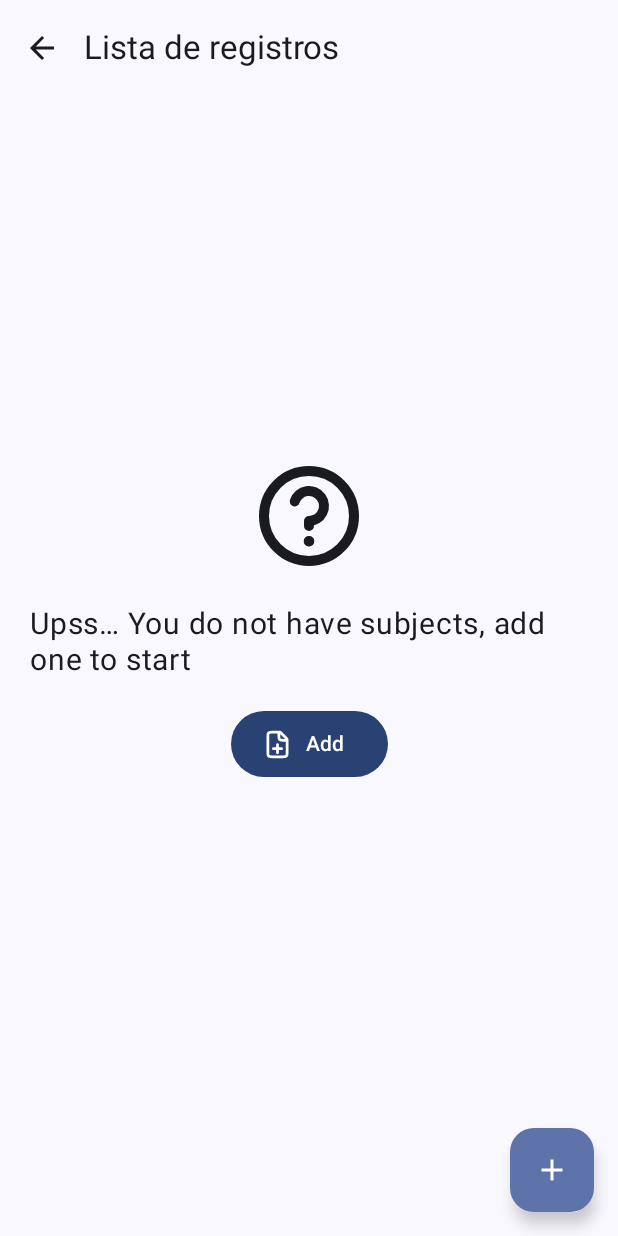
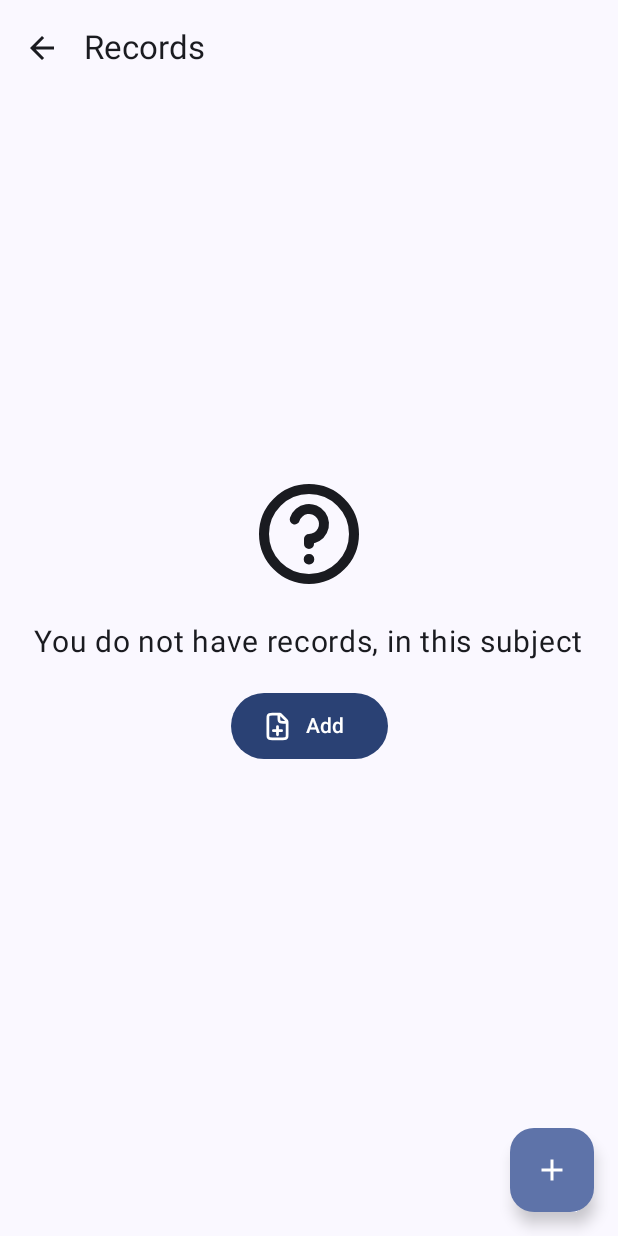
Before and after one commit to KevinAlexanderSoto/BookYouu-notesApp, an Android app built with Jetpack Compose: the RecordsMainScreen screen opened through its navigation route, on a phone screen of 412 x 824 dp. Run offline under Robolectric (Android 15) with nearby library versions, the phone set to English and light mode, and no system bars; our stand-ins replace Dagger/Hilt's generated code, Room's generated code.

Commit message:
feature: add copys and translations for all the app

```diff
--- a/app/src/main/java/com/kalex/bookyouu_notesapp/common/composables/EmptyScreen.kt
+++ b/app/src/main/java/com/kalex/bookyouu_notesapp/common/composables/EmptyScreen.kt
@@ -48,7 +48,7 @@ fun EmptyScreen(
                 contentDescription = "Add button",
                 modifier = Modifier.size(22.dp),
             )
-            Text(text = stringResource(R.string.subjectList_no_subjectsFount_ButtonText), modifier = Modifier.padding(8.dp, 2.dp))
+            Text(text = stringResource(R.string.subject_list_no_subjectsFount_ButtonText), modifier = Modifier.padding(8.dp, 2.dp))
         }
     }
 }
--- a/app/src/main/java/com/kalex/bookyouu_notesapp/navigation/topBar/TopBarTitleFactory.kt
+++ b/app/src/main/java/com/kalex/bookyouu_notesapp/navigation/topBar/TopBarTitleFactory.kt
@@ -1,5 +1,6 @@
 package com.kalex.bookyouu_notesapp.navigation.topBar
 
+import com.kalex.bookyouu_notesapp.R
 import com.kalex.bookyouu_notesapp.navigation.Route
 
 class TopBarTitleFactory {
@@ -7,16 +8,14 @@ class TopBarTitleFactory {
     fun getTopBarTitle(route: String?) =
         when (route) {
             Route.SUBJECT_FORM -> {
-                "Crear Subject" //TODO: Add strings resource
+                R.string.subject_form_topBar_title
             }
             Route.RECORDS_MAIN_SCREEN -> {
-                "Lista de registros"
+                R.string.record_mainScreen_topBar_title
             }
             Route.RECORDS_DETAIL_PARAM_SCREEN -> {
-                "Details"
+                R.string.record_detailScreen_topBar_title
             }
-            else -> {
-                ""
-            }
+            else -> { R.string.empty_topBar_title }
         }
 }
--- a/app/src/main/java/com/kalex/bookyouu_notesapp/navigation/topBar/TopNavigationBar.kt
+++ b/app/src/main/java/com/kalex/bookyouu_notesapp/navigation/topBar/TopNavigationBar.kt
@@ -1,5 +1,6 @@
 package com.kalex.bookyouu_notesapp.navigation.topBar
 
+import androidx.annotation.StringRes
 import androidx.compose.material.icons.Icons
 import androidx.compose.material.icons.filled.ArrowBack
 import androidx.compose.material3.ExperimentalMaterial3Api
@@ -8,15 +9,15 @@ import androidx.compose.material3.IconButton
 import androidx.compose.material3.Text
 import androidx.compose.material3.TopAppBar
 import androidx.compose.runtime.Composable
-import androidx.navigation.NavHostController
+import androidx.compose.ui.res.stringResource
 
 @OptIn(ExperimentalMaterial3Api::class)
 @Composable
-fun TopNavigationBar(onBackNavigation: () -> Unit, topBarTitle: String) {
+fun TopNavigationBar(onBackNavigation: () -> Unit, @StringRes topBarTitle: Int) {
     TopAppBar(
-        title = { Text(text = topBarTitle) },
+        title = { Text(text = stringResource(topBarTitle)) },
         navigationIcon = {
-            if (topBarTitle !== "") {
+            if (stringResource(topBarTitle) !== "") {
                 IconButton(
                     onClick = { onBackNavigation() },
                 ) {
--- a/app/src/main/java/com/kalex/bookyouu_notesapp/records/RecordsMainScreen.kt
+++ b/app/src/main/java/com/kalex/bookyouu_notesapp/records/RecordsMainScreen.kt
@@ -1,5 +1,8 @@
 package com.kalex.bookyouu_notesapp.records
 
+import android.content.Intent
+import android.net.Uri
+import android.provider.Settings
 import androidx.compose.foundation.layout.PaddingValues
 import androidx.compose.runtime.Composable
 import androidx.compose.runtime.LaunchedEffect
@@ -28,20 +31,27 @@ fun RecordsMainScreen(
     onRecordDetail: (id: Int) -> Unit,
     recordsViewModel: RecordsViewModel = hiltViewModel(),
 ) {
+    val context = LocalContext.current
+
     RequireCameraPermission(
         permission = recordsViewModel.permissionsList,
+        onPermissionDenied = {
+            context.startActivity(
+                Intent(Settings.ACTION_APPLICATION_DETAILS_SETTINGS).apply {
+                    data = Uri.fromParts("package", context.packageName, null)
+                },
+            )
+        },
     ) {
         val scope = rememberCoroutineScope()
-        val context = LocalContext.current
         LaunchedEffect(Unit) {
             recordsViewModel.getRecordsList(subjectId)
         }
-
         when (val response = recordsViewModel.getRecordsState.collectAsStateWithLifecycle().value) {
             is ViewModelState.Empty -> {
                 EmptyScreen(
                     onAddItemClick = { onAddNewRecord.invoke() },
-                    rationaleText = R.string.subjectList_no_subjectsFount_text, // TODO: Add strings resources
+                    rationaleText = R.string.records_list_no_recordsFount_text,
                 )
             }
 
--- a/app/src/main/java/com/kalex/bookyouu_notesapp/records/recordList/RecordItem.kt
+++ b/app/src/main/java/com/kalex/bookyouu_notesapp/records/recordList/RecordItem.kt
@@ -104,6 +104,7 @@ fun RecordItem(
             text = recordDescription,
             textAlign = TextAlign.Center,
             modifier = Modifier
+                .align(Alignment.CenterHorizontally)
                 .padding(16.dp, 10.dp)
                 .animateContentSize(
                     animationSpec = spring(
--- a/app/src/main/java/com/kalex/bookyouu_notesapp/records/recordsDetails/RecordMainDetail.kt
+++ b/app/src/main/java/com/kalex/bookyouu_notesapp/records/recordsDetails/RecordMainDetail.kt
@@ -27,12 +27,12 @@ fun RecordMainDetail(
         onEmpty = {
             EmptyScreen(
                 onAddItemClick = { },
-                rationaleText = R.string.subjectList_no_subjectsFount_text,
+                rationaleText = R.string.records_list_no_recordsFount_text,
             )
         },
         onLoading = { BYLoadingIndicator() },
         onSuccess = { response: Note ->
-            RecordDetail(response.imgUrl, response.noteDate,paddingValues)
+            RecordDetail(response.imgUrl, response.noteDate, paddingValues)
         },
         onError = {
             TODO()
--- a/app/src/main/java/com/kalex/bookyouu_notesapp/subject/SubjectMainScreen.kt
+++ b/app/src/main/java/com/kalex/bookyouu_notesapp/subject/SubjectMainScreen.kt
@@ -26,7 +26,7 @@ fun SubjectMainScreen(
         onEmpty = {
             EmptyScreen(
                 onAddItemClick = { onAddNewSubject.invoke() },
-                rationaleText = R.string.subjectList_no_subjectsFount_text,
+                rationaleText = R.string.subject_list_no_subjectsFount_text,
             )
         },
         onLoading = { BYLoadingIndicator() },
--- a/app/src/main/res/values/strings.xml
+++ b/app/src/main/res/values/strings.xml
@@ -4,19 +4,39 @@
     <string name="subject_bottom_label">Subjects</string>
     <string name="average_bottom_label">Average</string>
     <!--SUBJECT SECTION-->
-    <string name="subjectList_no_subjectsFount_text">Upss… You do not have subjects, add one to start</string>
-    <string name="subjectList_no_subjectsFount_ButtonText">Add</string>
+    <string name="subject_list_no_subjectsFount_text">Upss… You do not have subjects, add one to start</string>
+    <string name="subject_list_no_subjectsFount_ButtonText">Add</string>
     <string name="subject_form_subjectName_label">Subject name</string>
-    <string name="subject_form_classRoom_label">Classroom</string>
+    <string name="subject_form_classRoom_label">Classroom(optional)</string>
     <string name="subject_form_credits_label">Credits</string>
+    <string name="subject_form_day_label">Days</string>
     <string name="subject_form_monday">Monday</string>
     <string name="subject_form_tuesday">Tuesday</string>
-    <string name="subject_form_wednesday">wednesday</string>
-    <string name="subject_form_thursday">thursday</string>
+    <string name="subject_form_wednesday">Wednesday</string>
+    <string name="subject_form_thursday">Thursday</string>
     <string name="subject_form_friday">Friday</string>
     <string name="subject_form_saturday">Saturday</string>
     <string name="subject_form_sunday">Sunday</string>
     <string name="success_screen_text">Created successfully</string>
     <string name="success_screen_buttom_text">Continue</string>
     <string name="record_confirmation_description_label">Description(optional)</string>
+    <!-- TOP BAR SECTION -->
+    <string name="subject_form_topBar_title">Create Subject</string>
+    <string name="record_mainScreen_topBar_title">Records</string>
+    <string name="record_detailScreen_topBar_title">Record detail</string>
+    <!-- PERMISSION SECTION -->
+    <string name="permission_rationale_content_text"> Accept the permission to continue :)</string>
+    <string name="permission_rationale_title_text">Permission request</string>
+    <string name="permission_rationale_button_text">OK</string>
+    <string name="permission_notAvailable_title_text">Permission have been denied</string>
+    <string name="permission_notAvailable_content_text">Please, add the permission to use the App</string>
+    <string name="permission_notAvailable_button_text">OK</string>
+    <string name="subject_list_title">Your subjects</string>
+    <string name="subject_form_button_text">Create</string>
+    <string name="empty_topBar_title" />
+    <string name="subject_form_title">fill all the fields</string>
+    <string name="subject_form_sheet_title">Select the days of your classes</string>
+    <string name="records_list_no_recordsFount_text">You do not have records, in this subject</string>
+    <string name="record_confirmation_buttons_title">Save the class note</string>
+
 </resources>
```
Also changed, not shown: app/src/main/java/com/kalex/bookyouu_notesapp/permission/PermissionNotAvailable.kt (+8 -14 lines), app/src/main/java/com/kalex/bookyouu_notesapp/permission/RequireCameraPermission.kt (+12 -63 lines), app/src/main/java/com/kalex/bookyouu_notesapp/records/createRecord/RecordReview.kt (+5 -4 lines), app/src/main/java/com/kalex/bookyouu_notesapp/subject/createSubject/presentation/ui/SubjectFormScaffoldContent.kt (+4 -4 lines), app/src/main/java/com/kalex/bookyouu_notesapp/subject/createSubject/presentation/ui/SubjectFormSheetContent.kt (+5 -3 lines), app/src/main/java/com/kalex/bookyouu_notesapp/subject/subjectList/presentation/ui/SubjectListScreen.kt (+5 -2 lines), 1 other file.
